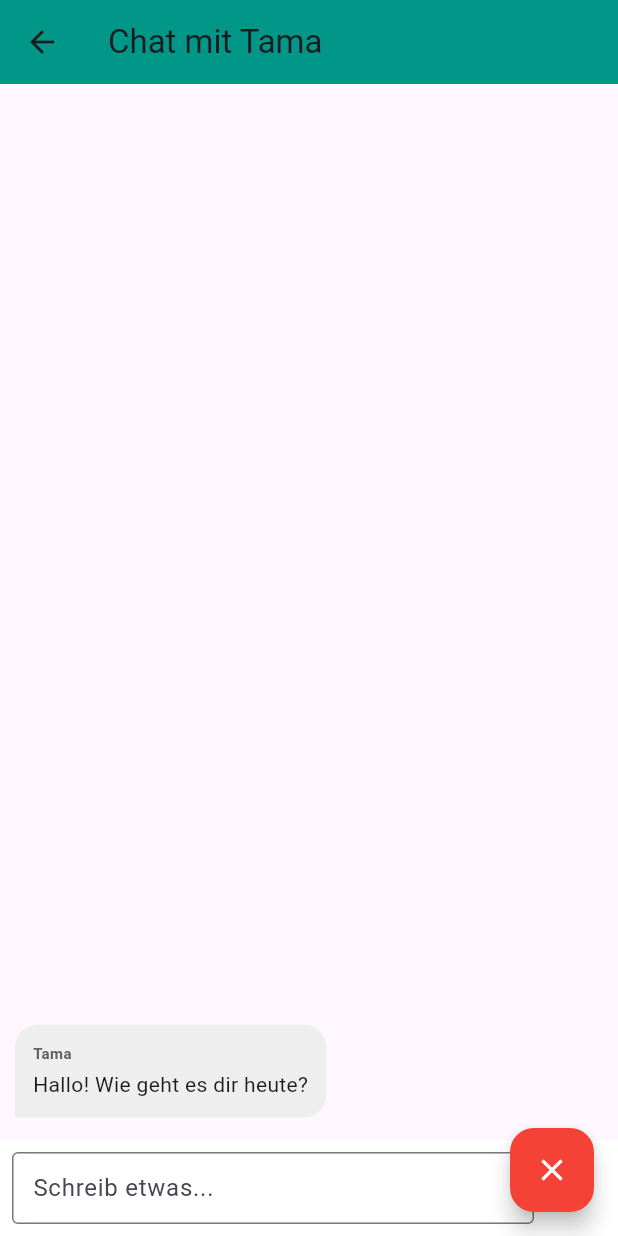
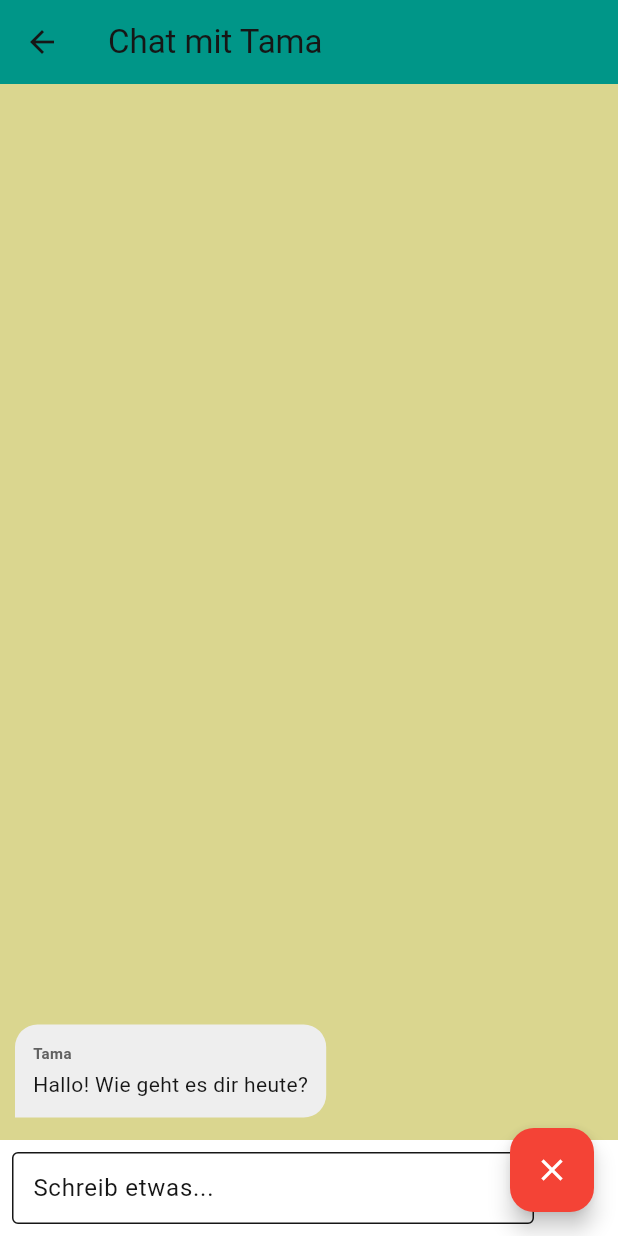
Before and after one commit to FlotschiL/TamaGo_frontend, a Flutter app: the MainGameNavigation screen opened directly, item 3 of the bottom bar chosen, after a tap on the "chat bubble" icon, on a phone screen of 412 x 824 dp. Run offline on Flutter 3.47's test engine with Material 3 defaults, Android fonts, the light colour scheme and no system bars; our stand-ins replace dio, flutter_secure_storage, get_it; accounts and stored records are empty; network calls fail.

Commit message:
added collours

```diff
--- a/tamago/lib/main.dart
+++ b/tamago/lib/main.dart
@@ -8,6 +8,8 @@ import "package:tamago/pages/bath.dart";
 import "package:tamago/pages/store.dart";
 import 'package:tamago/Objects/game_state.dart';
 import 'package:get_it/get_it.dart';
+import "package:tamago/utils/app_colors.dart";
+
 
 void main() {
   WidgetsFlutterBinding.ensureInitialized();
@@ -20,6 +22,7 @@ void main() {
     debugPrint("CRASH DURING INIT: $e");
     debugPrint(stack.toString());
   }
+
   runApp(const TamagotchiApp());
 }
 
@@ -31,9 +34,13 @@ class TamagotchiApp extends StatelessWidget {
     return MaterialApp(
       title: 'TamaGo!',
       theme: ThemeData(
-        primarySwatch: Colors.teal,
-        visualDensity: VisualDensity.adaptivePlatformDensity,
+      useMaterial3: true,
+      colorScheme: myColorScheme,
+      // You can also define global text styles here
+      textTheme: const TextTheme(
+        bodyLarge: TextStyle(color: AppColors.textDark),
       ),
+    ),
       home: const RootInitializer(),
     );
   }
@@ -136,7 +143,7 @@ class _MainGameNavigationState extends State<MainGameNavigation> {
   Widget build(BuildContext context) {
     return Scaffold(
       appBar: AppBar(
-        backgroundColor: Colors.brown[300],
+        backgroundColor: Theme.of(context).colorScheme.primary,
         centerTitle: true,
         title: Row(
           mainAxisSize: MainAxisSize.min,
@@ -198,9 +205,10 @@ class _MainGameNavigationState extends State<MainGameNavigation> {
         children: _rooms,
       ),
       bottomNavigationBar: BottomNavigationBar(
+        backgroundColor: Theme.of(context).colorScheme.secondary,
         currentIndex: _currentIndex,
         onTap: _onTabTapped,
-        selectedItemColor: Colors.teal,
+        selectedItemColor: Theme.of(context).colorScheme.primary,
         unselectedItemColor: Colors.grey,
         items: const [
           BottomNavigationBarItem(
--- a/tamago/lib/pages/kitchen.dart
+++ b/tamago/lib/pages/kitchen.dart
@@ -1,6 +1,7 @@
 import 'package:flutter/material.dart';
 
-// 1. A simple data model for our Food
+// --- Mocking your AppColors for the example to compile ---
+
 class FoodItem {
   final String id;
   final String name;
@@ -18,7 +19,6 @@ class KitchenScreen extends StatefulWidget {
 }
 
 class _KitchenScreenState extends State<KitchenScreen> {
-  // State variables
   List<FoodItem> _fridgeInventory = [];
   bool _isLoading = true;
   FoodItem? _selectedFood;
@@ -29,18 +29,14 @@ class _KitchenScreenState extends State<KitchenScreen> {
     _fetchFridgeInventory();
   }
 
-  // 2. Mock API Call to get food
   Future<void> _fetchFridgeInventory() async {
-    // Simulate network delay
     await Future.delayed(const Duration(seconds: 1));
-
     setState(() {
       _fridgeInventory = [
-        FoodItem(id: '1', name: 'Apple', icon: Icons.apple, color: Colors.red),
-        FoodItem(id: '2', name: 'Carrot', icon: Icons.grass, color: Colors.orange), // grass icon as placeholder
-        // Using local icons for simplicity, but you could use Image.network later
-        FoodItem(id: '3', name: 'Pizza', icon: Icons.local_pizza, color: Colors.orangeAccent),
-        FoodItem(id: '4', name: 'Cake', icon: Icons.cake, color: Colors.pinkAccent),
+        FoodItem(id: '1', name: 'APPLE', icon: Icons.apple, color: Colors.red),
+        FoodItem(id: '2', name: 'CARROT', icon: Icons.auto_awesome_mosaic, color: Colors.orange),
+        FoodItem(id: '3', name: 'PIZZA', icon: Icons.local_pizza, color: Colors.orangeAccent),
+        FoodItem(id: '4', name: 'CAKE', icon: Icons.cake, color: Colors.pinkAccent),
       ];
       _isLoading = false;
     });
@@ -48,52 +44,52 @@ class _KitchenScreenState extends State<KitchenScreen> {
 
   void _feedTamagotchi(FoodItem food) {
     setState(() {
-      // Remove food from inventory and clear the slot
       _fridgeInventory.removeWhere((item) => item.id == food.id);
       _selectedFood = null;
     });
 
-    // Show the success message
     ScaffoldMessenger.of(context).showSnackBar(
       SnackBar(
-        content: Text('Pet fed a tasty ${food.name}!'),
+        backgroundColor: Theme.of(context).colorScheme.secondary,
+        content: Text(
+          'YUM! FED ${food.name}!',
+          style: TextStyle(color: Theme.of(context).colorScheme.onSecondary, fontWeight: FontWeight.bold),
+        ),
         duration: const Duration(seconds: 1),
         behavior: SnackBarBehavior.floating,
+        shape: const RoundedRectangleBorder(borderRadius: BorderRadius.zero), // Sharp edges
       ),
     );
   }
 
   @override
   Widget build(BuildContext context) {
-    return Column(
+    final colorScheme = Theme.of(context).colorScheme;
+
+    return Scaffold(
+      backgroundColor: colorScheme.background,
+      body: Column(
         children: [
           // ==========================================
-        // TOP: The Tamagotchi (The DragTarget)
+          // TOP: The Tamagotchi
           // ==========================================
           Expanded(
             flex: 3,
             child: Center(
               child: DragTarget<FoodItem>(
-              // This is what happens when the user drops the food here
-              onAcceptWithDetails: (details) {
-                _feedTamagotchi(details.data);
-              },
-              // The builder lets us change how the pet looks when food is hovering
+                onAcceptWithDetails: (details) => _feedTamagotchi(details.data),
                 builder: (context, candidateData, rejectedData) {
-                final isFoodHovering = candidateData.isNotEmpty;
-
-                return AnimatedContainer(
-                  duration: const Duration(milliseconds: 200),
-                  padding: const EdgeInsets.all(16),
+                  final isHovering = candidateData.isNotEmpty;
+                  return Container(
+                    padding: const EdgeInsets.all(20),
                     decoration: BoxDecoration(
-                    color: isFoodHovering ? Colors.teal.withOpacity(0.2) : Colors.transparent,
-                    shape: BoxShape.circle,
+                      color: isHovering ? colorScheme.primary.withOpacity(0.1) : null,
+                      border: isHovering ? Border.all(width: 4, color: colorScheme.primary) : null,
                     ),
                     child: Icon(
-                    // Open mouth if food is hovering!
-                    isFoodHovering ? Icons.sentiment_very_satisfied : Icons.pets,
-                    size: 120,
-                    color: Colors.teal.shade700,
+                      isHovering ? Icons.face_retouching_natural : Icons.catching_pokemon,
+                      size: 140,
+                      color: colorScheme.primary,
                     ),
                   );
                 },
@@ -102,55 +98,50 @@ class _KitchenScreenState extends State<KitchenScreen> {
           ),
 
           // ==========================================
-        // MIDDLE: The Fridge Inventory
+          // MIDDLE: The Fridge (Pixel-style shelf)
           // ==========================================
           Expanded(
             flex: 2,
             child: Container(
               width: double.infinity,
               decoration: BoxDecoration(
-              color: Colors.blueGrey.shade50,
-              border: const Border(top: BorderSide(color: Colors.blueGrey, width: 4)),
+                color: colorScheme.surface,
+                border: Border(
+                  top: BorderSide(color: colorScheme.onSurface, width: 6),
+                  bottom: BorderSide(color: colorScheme.onSurface, width: 2),
+                ),
               ),
               child: Column(
                 crossAxisAlignment: CrossAxisAlignment.start,
                 children: [
-                const Padding(
-                  padding: EdgeInsets.all(8.0),
-                  child: Text('Fridge', style: TextStyle(fontSize: 18, fontWeight: FontWeight.bold)),
+                  Container(
+                    padding: const EdgeInsets.symmetric(horizontal: 12, vertical: 4),
+                    color: colorScheme.primary,
+                    child: Text(
+                      'FRIDGE_INVENTORY',
+                      style: TextStyle(color: colorScheme.onPrimary, fontWeight: FontWeight.bold, letterSpacing: 2),
+                    ),
                   ),
                   Expanded(
                     child: _isLoading
-                    ? const Center(child: CircularProgressIndicator())
+                        ? Center(child: Text("LOADING...", style: TextStyle(color: colorScheme.onSurface)))
                         : ListView.builder(
                             scrollDirection: Axis.horizontal,
                             itemCount: _fridgeInventory.length,
                             itemBuilder: (context, index) {
                               final food = _fridgeInventory[index];
-                          return GestureDetector(
-                            onTap: () {
-                              setState(() {
-                                _selectedFood = food;
-                              });
-                            },
-                            child: Container(
-                              margin: const EdgeInsets.symmetric(horizontal: 8, vertical: 16),
-                              width: 80,
-                              decoration: BoxDecoration(
-                                color: Colors.white,
-                                borderRadius: BorderRadius.circular(12),
-                                border: Border.all(
-                                  color: _selectedFood?.id == food.id ? Colors.teal : Colors.grey.shade300,
-                                  width: 2,
-                                ),
-                              ),
+                              final isSelected = _selectedFood?.id == food.id;
+                              return _PixelButton(
+                                isSelected: isSelected,
+                                colorScheme: colorScheme,
+                                onTap: () => setState(() => _selectedFood = food),
                                 child: Column(
                                   mainAxisAlignment: MainAxisAlignment.center,
                                   children: [
-                                  Icon(food.icon, size: 40, color: food.color),
-                                  Text(food.name, style: const TextStyle(fontSize: 12)),
+                                    Icon(food.icon, size: 32, color: food.color),
+                                    const SizedBox(height: 4),
+                                    Text(food.name, style: const TextStyle(fontSize: 10, fontWeight: FontWeight.bold)),
                                   ],
-                              ),
                                 ),
                               );
                             },
@@ -162,34 +153,79 @@ class _KitchenScreenState extends State<KitchenScreen> {
           ),
 
           // ==========================================
-        // BOTTOM: The Food Slot (The Draggable)
+          // BOTTOM: The Food Slot (Hand-off Area)
           // ==========================================
           Container(
-          height: 120,
+            height: 140,
             width: double.infinity,
-          color: Colors.grey.shade200,
+            color: colorScheme.secondary.withOpacity(0.2),
             child: Center(
               child: _selectedFood == null
-              ? const Text('Tap food from the fridge to select', style: TextStyle(color: Colors.grey))
+                  ? Text('SELECT_ITEMS', style: TextStyle(color: colorScheme.primary.withOpacity(0.5)))
                   : Draggable<FoodItem>(
-                  // The data that gets passed to the DragTarget
                       data: _selectedFood,
-                  // What the user sees under their finger while dragging
                       feedback: Material(
                         color: Colors.transparent,
                         child: Icon(_selectedFood!.icon, size: 80, color: _selectedFood!.color),
                       ),
-                  // What gets left behind in the slot while dragging
                       childWhenDragging: Opacity(
-                    opacity: 0.3,
-                    child: Icon(_selectedFood!.icon, size: 60, color: _selectedFood!.color),
+                        opacity: 0.2,
+                        child: Icon(_selectedFood!.icon, size: 70, color: _selectedFood!.color),
                       ),
-                  // The default look of the slot before dragging
+                      child: Container(
+                        padding: const EdgeInsets.all(16),
+                        decoration: BoxDecoration(
+                          color: colorScheme.surface,
+                          border: Border.all(width: 4, color: colorScheme.primary),
+                          boxShadow: [
+                            BoxShadow(color: colorScheme.onSurface, offset: const Offset(6, 6)),
+                          ],
+                        ),
                         child: Icon(_selectedFood!.icon, size: 60, color: _selectedFood!.color),
                       ),
                     ),
             ),
+          ),
         ],
+      ),
     );
   }
 }
+
+// --- Helper Widget for Retro Block Buttons ---
+class _PixelButton extends StatelessWidget {
+  final Widget child;
+  final bool isSelected;
+  final ColorScheme colorScheme;
+  final VoidCallback onTap;
+
+  const _PixelButton({
+    required this.child,
+    required this.isSelected,
+    required this.colorScheme,
+    required this.onTap,
+  });
+
+  @override
+  Widget build(BuildContext context) {
+    return GestureDetector(
+      onTap: onTap,
+      child: AnimatedContainer(
+        duration: const Duration(milliseconds: 100),
+        margin: const EdgeInsets.symmetric(horizontal: 8, vertical: 12),
+        width: 80,
+        decoration: BoxDecoration(
+          color: isSelected ? colorScheme.secondary : colorScheme.surface,
+          border: Border.all(
+            color: isSelected ? colorScheme.primary : colorScheme.onSurface,
+            width: 4,
+          ),
+          boxShadow: [
+            if (!isSelected) BoxShadow(color: colorScheme.onSurface.withOpacity(0.2), offset: const Offset(4, 4)),
+          ],
+        ),
+        child: child,
+      ),
+    );
+  }
+}
--- a/tamago/lib/pages/living.dart
+++ b/tamago/lib/pages/living.dart
@@ -2,7 +2,6 @@ import 'package:flutter/material.dart';
 import 'package:get_it/get_it.dart';
 import 'package:tamago/utils/api_manager.dart';
 import 'package:tamago/Objects/game_state.dart';
-
 
 class LivingRoomPage extends StatefulWidget {
   const LivingRoomPage({super.key});
@@ -63,14 +62,28 @@ class _LivingRoomPageState extends State<LivingRoomPage> {
 
   @override
   Widget build(BuildContext context) {
+    final colorScheme = Theme.of(context).colorScheme;
+
     if (_errorMessage != null) {
       return Scaffold(
+        backgroundColor: colorScheme.surface,
         body: Center(
           child: Column(
             mainAxisAlignment: MainAxisAlignment.center,
             children: [
-              Text(_errorMessage!, style: const TextStyle(color: Colors.red)),
-              ElevatedButton(onPressed: _refreshGameState, child: const Text("Retry")),
+              Text(
+                _errorMessage!,
+                style: TextStyle(color: colorScheme.error),
+              ),
+              const SizedBox(height: 16),
+              ElevatedButton(
+                onPressed: _refreshGameState,
+                style: ElevatedButton.styleFrom(
+                  backgroundColor: colorScheme.primary,
+                  foregroundColor: colorScheme.onPrimary,
+                ),
+                child: const Text("Retry"),
+              ),
             ],
           ),
         ),
@@ -78,13 +91,16 @@ class _LivingRoomPageState extends State<LivingRoomPage> {
     }
 
     if (_gameState == null) {
-      return const Scaffold(
-        body: Center(child: CircularProgressIndicator()),
+      return Scaffold(
+        backgroundColor: colorScheme.surface,
+        body: Center(
+          child: CircularProgressIndicator(color: colorScheme.primary),
+        ),
       );
     }
 
     return Scaffold(
-      backgroundColor: const Color(0xFFFDF5E6),
+      backgroundColor: colorScheme.surface,
       // No AppBar here — it lives in MainGameNavigation
       body: Stack(
         children: [
@@ -96,9 +112,24 @@ class _LivingRoomPageState extends State<LivingRoomPage> {
                 child: Row(
                   mainAxisAlignment: MainAxisAlignment.spaceAround,
                   children: [
-                    _buildStatBar("Hunger", (_gameState!.hunger / 100), Colors.green),
-                    _buildStatBar("Gesundheit", (_gameState!.health / 100), Colors.pink),
-                    _buildStatBar("Status", _gameState!.alive ? 1.0 : 0.0, Colors.blue),
+                    _buildStatBar(
+                      "Hunger",
+                      (_gameState!.hunger / 100),
+                      colorScheme.primary,
+                      colorScheme,
+                    ),
+                    _buildStatBar(
+                      "Gesundheit",
+                      (_gameState!.health / 100),
+                      colorScheme.secondary,
+                      colorScheme,
+                    ),
+                    _buildStatBar(
+                      "Status",
+                      _gameState!.alive ? 1.0 : 0.0,
+                      colorScheme.tertiary ?? colorScheme.primary,
+                      colorScheme,
+                    ),
                   ],
                 ),
               ),
@@ -113,8 +144,11 @@ class _LivingRoomPageState extends State<LivingRoomPage> {
                     'assets/images/pet.png',
                     width: 200,
                     height: 200,
-                    errorBuilder: (context, error, stackTrace) =>
-                        const Icon(Icons.pets, size: 100, color: Colors.brown),
+                    errorBuilder: (context, error, stackTrace) => Icon(
+                      Icons.pets,
+                      size: 100,
+                      color: colorScheme.onBackground.withOpacity(0.6),
+                    ),
                   ),
                 ),
               ),
@@ -125,14 +159,26 @@ class _LivingRoomPageState extends State<LivingRoomPage> {
               Container(
                 padding: const EdgeInsets.symmetric(vertical: 30),
                 decoration: BoxDecoration(
-                  color: Colors.brown[100],
-                  borderRadius: const BorderRadius.vertical(top: Radius.circular(30)),
+                  color: colorScheme.surface,
+                  borderRadius: const BorderRadius.vertical(
+                    top: Radius.circular(30),
+                  ),
                 ),
                 child: Row(
                   mainAxisAlignment: MainAxisAlignment.spaceEvenly,
                   children: [
-                    _buildActionButton(Icons.restaurant, "Füttern", _gameState!.alive ? _feed : null),
-                    _buildActionButton(Icons.videogame_asset, "Streicheln", _gameState!.alive ? _pet : null),
+                    _buildActionButton(
+                      Icons.restaurant,
+                      "Füttern",
+                      _gameState!.alive ? _feed : null,
+                      colorScheme,
+                    ),
+                    _buildActionButton(
+                      Icons.videogame_asset,
+                      "Streicheln",
+                      _gameState!.alive ? _pet : null,
+                      colorScheme,
+                    ),
                   ],
                 ),
               ),
@@ -140,31 +186,55 @@ class _LivingRoomPageState extends State<LivingRoomPage> {
           ),
           // Small overlay loader during actions
           if (_isLoading)
-            const Positioned(top: 10, right: 10, child: CircularProgressIndicator(strokeWidth: 2)),
+            Positioned(
+              top: 10,
+              right: 10,
+              child: CircularProgressIndicator(
+                strokeWidth: 2,
+                color: colorScheme.primary,
+              ),
+            ),
         ],
       ),
     );
   }
 
-  Widget _buildStatBar(String label, double value, Color color) {
+  Widget _buildStatBar(
+    String label,
+    double value,
+    Color color,
+    ColorScheme colorScheme,
+  ) {
     return Column(
       children: [
-        Text(label, style: const TextStyle(fontWeight: FontWeight.bold)),
+        Text(
+          label,
+          style: TextStyle(
+            fontWeight: FontWeight.bold,
+            color: colorScheme.onSurface,
+          ),
+        ),
         const SizedBox(height: 5),
         SizedBox(
           width: 100,
           child: LinearProgressIndicator(
             value: value.clamp(0.0, 1.0),
-            backgroundColor: Colors.grey[300],
+            backgroundColor: colorScheme.surfaceVariant.withOpacity(0.5),
             color: color,
             minHeight: 10,
+            borderRadius: BorderRadius.circular(5),
           ),
         ),
       ],
     );
   }
 
-  Widget _buildActionButton(IconData icon, String label, VoidCallback? onPressed) {
+  Widget _buildActionButton(
+    IconData icon,
+    String label,
+    VoidCallback? onPressed,
+    ColorScheme colorScheme,
+  ) {
     return Column(
       children: [
         ElevatedButton(
@@ -172,12 +242,25 @@ class _LivingRoomPageState extends State<LivingRoomPage> {
           style: ElevatedButton.styleFrom(
             shape: const CircleBorder(),
             padding: const EdgeInsets.all(20),
-            backgroundColor: onPressed == null ? Colors.grey : null,
+            backgroundColor: onPressed == null
+                ? colorScheme.surfaceVariant
+                : colorScheme.primary,
+            foregroundColor: onPressed == null
+                ? colorScheme.onSurface.withOpacity(0.4)
+                : colorScheme.onPrimary,
+            disabledBackgroundColor: colorScheme.surfaceVariant,
+            disabledForegroundColor: colorScheme.onSurface.withOpacity(0.4),
           ),
           child: Icon(icon, size: 30),
         ),
         const SizedBox(height: 8),
-        Text(label),
+        Text(
+          label,
+          style: TextStyle(
+            color: colorScheme.onSurface,
+            fontWeight: onPressed == null ? FontWeight.normal : FontWeight.w500,
+          ),
+        ),
       ],
     );
   }
--- /dev/null
+++ b/tamago/lib/utils/app_colors.dart
@@ -0,0 +1,37 @@
+import 'package:flutter/material.dart';
+
+abstract class AppColors {
+  // Text Colors
+  static const Color textLight = Color(0xFFF7F5ED);
+  static const Color textDark = Color(0xFF161616);
+
+  // Backgrounds
+  static const Color bgPrimary = Color(0xFFFDF9AC);
+  static const Color bgSecondary = Color(0xFFDAD68F);
+
+  // UI Elements
+  static const Color elementsPrimary = Color(0xFF505081);
+  static const Color elementsSecondary = Color(0xFF78A083);
+}
+final myColorScheme = ColorScheme(
+    brightness: Brightness.light,
+
+    // Primary "Element"
+    primary: AppColors.elementsPrimary,
+    onPrimary: AppColors.textLight, // White-ish text on dark blue
+
+    // Secondary "Element"
+    secondary: AppColors.elementsSecondary,
+    onSecondary: AppColors.textLight,
+
+    // Backgrounds
+    background: AppColors.bgPrimary,
+    onBackground: AppColors.textDark, // Dark text on light yellow
+
+    // Surfaces (Cards, Dialogs)
+    surface: AppColors.bgSecondary,
+    onSurface: AppColors.textDark,
+
+    error: Color(0xFFBA1A1A),
+    onError: Colors.white,
+  );
--- a/tamago/lib/utils/injection_container.dart
+++ b/tamago/lib/utils/injection_container.dart
@@ -2,7 +2,6 @@ import 'package:get_it/get_it.dart';
 import 'package:tamago/utils/api_manager.dart'; // Your ApiClient file
 import 'package:flutter/material.dart';
 import 'injection_container.dart' as di;
-import 'package:tamago/utils/api_manager.dart';
 import 'package:tamago/pages/living.dart'; // Your ApiClient file
 final sl = GetIt.instance; // sl stands for Service Locator
 
```
Also changed, not shown: 1 other file. Lines whose indentation alone changed are shown as unchanged.
